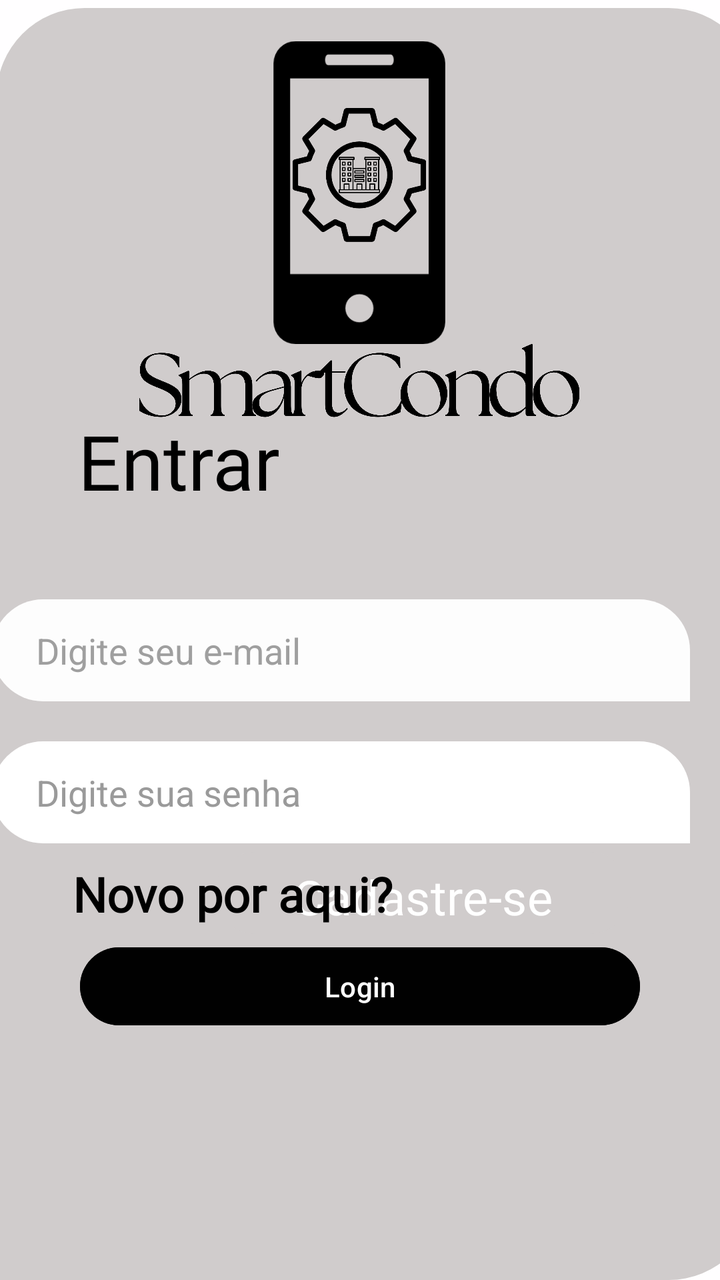
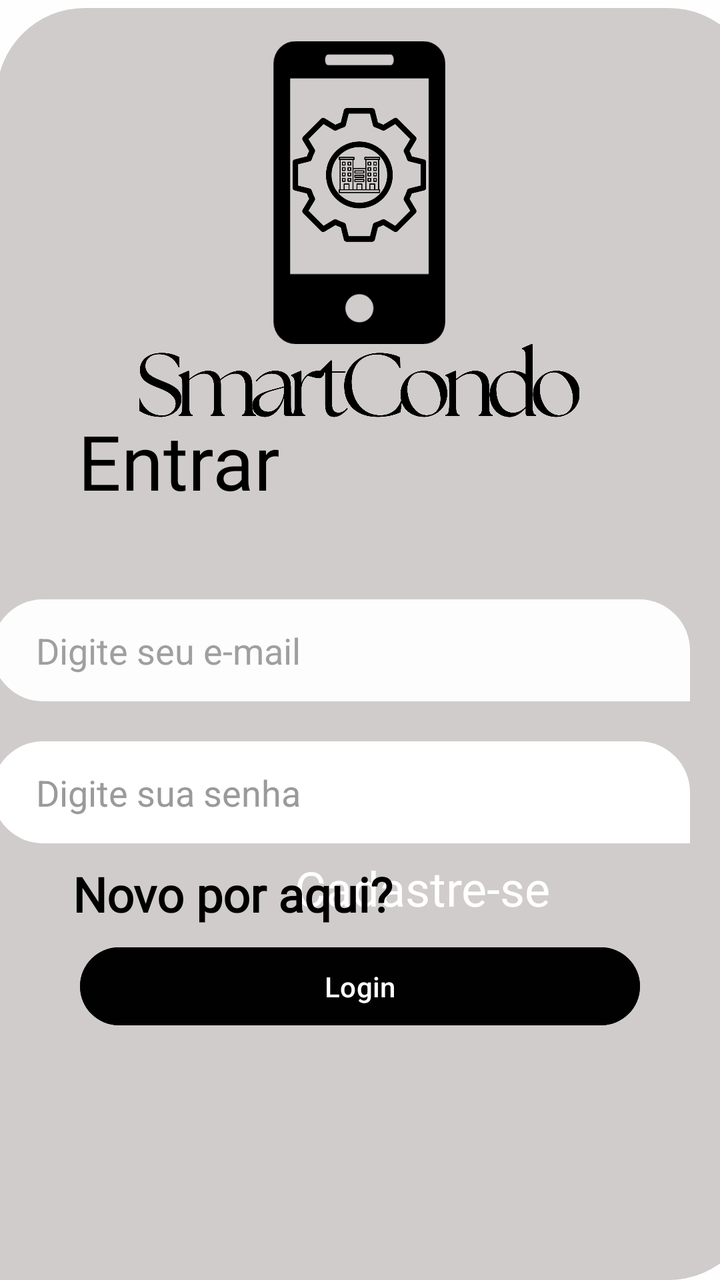

Screens rendered from an Android XML layout before and after an edit, with the pre-edit source and the edit as a unified diff.
<!-- AndroidManifest.xml: application theme Theme.LoginApp -->
<!-- res/layout/activity_main.xml -->
<?xml version="1.0" encoding="utf-8"?>
<androidx.constraintlayout.widget.ConstraintLayout xmlns:android="http://schemas.android.com/apk/res/android"
    xmlns:app="http://schemas.android.com/apk/res-auto"
    xmlns:tools="http://schemas.android.com/tools"
    android:id="@+id/main"
    android:layout_width="match_parent"
    android:layout_height="match_parent"
    android:background="#EEA09898"
    android:backgroundTint="#EEFFFFFF"
    tools:context=".MainActivity">

    <View
        android:id="@+id/view"
        android:layout_width="396dp"
        android:layout_height="636dp"
        android:background="?android:attr/fastScrollPreviewBackgroundLeft"
        android:backgroundTint="#D0CCCC"
        app:layout_constraintBottom_toBottomOf="parent"
        app:layout_constraintEnd_toEndOf="parent"
        app:layout_constraintStart_toStartOf="parent"
        app:layout_constraintTop_toTopOf="parent"
        app:layout_constraintVertical_bias="1.0" />

    <TextView
        android:id="@+id/textView"
        android:layout_width="wrap_content"
        android:layout_height="wrap_content"
        android:fontFamily="@font/cormorant_bold"
        android:text="Entrar"
        android:textColor="#000000"
        android:textSize="38sp"
        app:layout_constraintBottom_toBottomOf="parent"
        app:layout_constraintEnd_toEndOf="parent"
        app:layout_constraintHorizontal_bias="0.15"
        app:layout_constraintStart_toStartOf="parent"
        app:layout_constraintTop_toTopOf="parent"
        app:layout_constraintVertical_bias="0.348" />

    <EditText
        android:id="@+id/emaillogin"
        android:layout_width="365dp"
        android:layout_height="51dp"
        android:layout_marginTop="44dp"
        android:background="?android:attr/fastScrollPreviewBackgroundRight"
        android:backgroundTint="#FDFDFD"
        android:ems="10"
        android:hint="Digite seu e-mail"
        android:inputType="text"
        android:textColorHint="#C2818181"
        app:layout_constraintEnd_toEndOf="parent"
        app:layout_constraintHorizontal_bias="0.869"
        app:layout_constraintStart_toStartOf="parent"
        app:layout_constraintTop_toBottomOf="@+id/textView" />

    <EditText
        android:id="@+id/senhalogin"
        android:layout_width="365dp"
        android:layout_height="51dp"
        android:layout_marginTop="20dp"
        android:background="?android:attr/fastScrollPreviewBackgroundRight"
        android:backgroundTint="#FFFFFF"
        android:ems="10"
        android:hint="Digite sua senha"
        android:inputType="textPassword"
        android:textColorHint="#CC818181"
        app:layout_constraintEnd_toEndOf="parent"
        app:layout_constraintHorizontal_bias="0.869"
        app:layout_constraintStart_toStartOf="parent"
        app:layout_constraintTop_toBottomOf="@+id/emaillogin" />

    <Button
        android:id="@+id/Loginbot"
        android:layout_width="0dp"
        android:layout_height="47dp"
        android:layout_marginLeft="40dp"
        android:layout_marginTop="48dp"
        android:layout_marginRight="40dp"
        android:backgroundTint="#EE000000"
        android:elevation="@dimen/cardview_compat_inset_shadow"
        android:text="Login"
        android:textColor="#FFFFFF"
        app:layout_constraintEnd_toEndOf="parent"
        app:layout_constraintStart_toStartOf="parent"
        app:layout_constraintTop_toBottomOf="@+id/senhalogin" />

    <Button
        android:id="@+id/Loginbot2"
        android:layout_width="208dp"
        android:layout_height="49dp"
        android:layout_marginBottom="5dp"
        android:backgroundTint="#D0CCCC"
        android:fontFamily="@font/cormorant_bold"
        android:text="Cadastre-se"
        android:textColor="#FFFFFF"
        android:textColorLink="#D0CCCC"
        android:textSize="24sp"
        app:layout_constraintBottom_toBottomOf="parent"
        app:layout_constraintEnd_toEndOf="parent"
        app:layout_constraintHorizontal_bias="0.707"
        app:layout_constraintStart_toStartOf="parent"
        app:layout_constraintTop_toTopOf="parent"
        app:layout_constraintVertical_bias="0.72" />

    <ImageView
        android:id="@+id/imageView10"
        android:layout_width="220dp"
        android:layout_height="220dp"
        android:scaleType="fitXY"
        app:layout_constraintBottom_toBottomOf="parent"
        app:layout_constraintEnd_toEndOf="parent"
        app:layout_constraintHorizontal_bias="0.497"
        app:layout_constraintStart_toStartOf="parent"
        app:layout_constraintTop_toTopOf="parent"
        app:layout_constraintVertical_bias="0.036"
        app:srcCompat="@drawable/oii" />

    <TextView
        android:id="@+id/textView2"
        android:layout_width="163dp"
        android:layout_height="41dp"
        android:layout_marginBottom="1dp"
        android:fontFamily="@font/cormorant_bold"
        android:text="Novo por aqui?"
        android:textColor="#000000"
        android:textSize="24sp"
        android:textStyle="bold"
        app:layout_constraintBottom_toBottomOf="parent"
        app:layout_constraintEnd_toEndOf="parent"
        app:layout_constraintHorizontal_bias="0.185"
        app:layout_constraintStart_toStartOf="parent"
        app:layout_constraintTop_toTopOf="parent"
        app:layout_constraintVertical_bias="0.72" />


</androidx.constraintlayout.widget.ConstraintLayout>
<!-- resources referenced by this layout -->
<resources>
  <!-- drawable oii: png bitmap (drawable, 212457 bytes) -->
  <style name="Theme.LoginApp" parent="Base.Theme.LoginApp" />
  <style name="Base.Theme.LoginApp" parent="Theme.Material3.DayNight.NoActionBar">
          
          
      </style>
</resources>

<!-- the commit's change to res/layout/activity_main.xml (unified diff, before → after) -->
@@ -83,12 +83,13 @@
         app:layout_constraintStart_toStartOf="parent"
         app:layout_constraintTop_toBottomOf="@+id/senhalogin" />
 
-    <Button
+    <TextView
         android:id="@+id/Loginbot2"
         android:layout_width="208dp"
         android:layout_height="49dp"
         android:layout_marginBottom="5dp"
         android:backgroundTint="#D0CCCC"
+        android:clickable="true"
         android:fontFamily="@font/cormorant_bold"
         android:text="Cadastre-se"
         android:textColor="#FFFFFF"
@@ -96,10 +97,10 @@
         android:textSize="24sp"
         app:layout_constraintBottom_toBottomOf="parent"
         app:layout_constraintEnd_toEndOf="parent"
-        app:layout_constraintHorizontal_bias="0.707"
+        app:layout_constraintHorizontal_bias="0.97"
         app:layout_constraintStart_toStartOf="parent"
         app:layout_constraintTop_toTopOf="parent"
-        app:layout_constraintVertical_bias="0.72" />
+        app:layout_constraintVertical_bias="0.73" />
 
     <ImageView
         android:id="@+id/imageView10"
